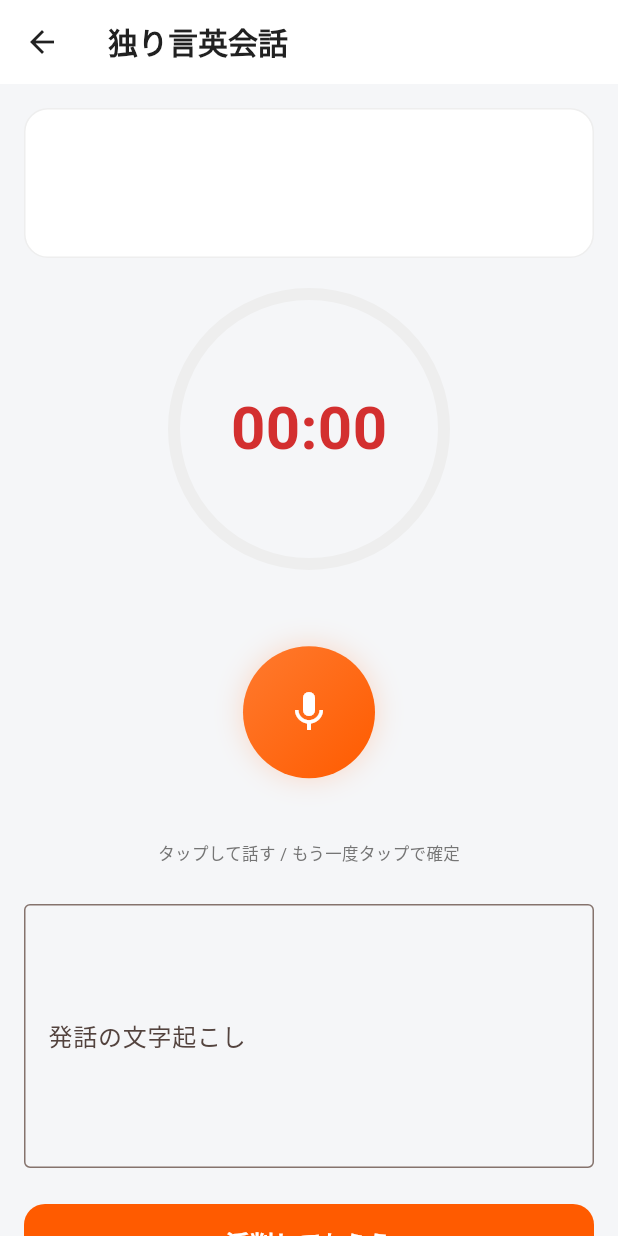
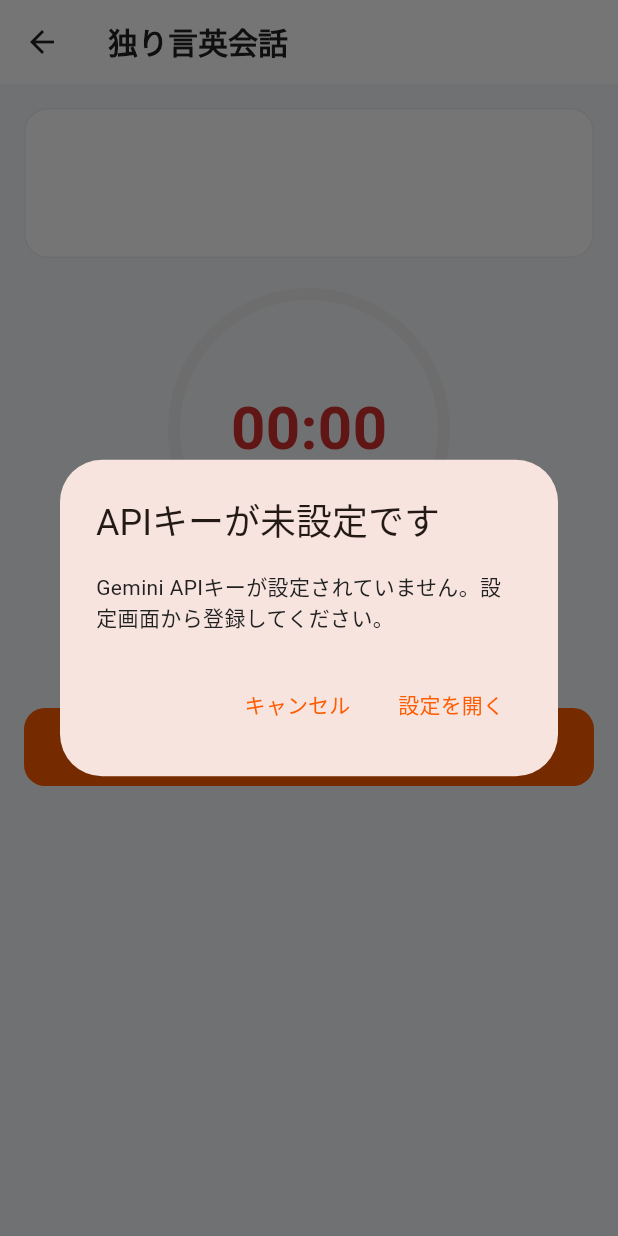
Before and after one commit to s19514tt/pj-walter, a Flutter app: the MonologueSpeakScreen screen opened directly with empty values, after a tap on "添削してもらう", on a phone screen of 412 x 824 dp. Run offline on Flutter 3.47's test engine with Material 3 defaults, Android fonts, the phone set to English and light mode, and no system bars; our stand-ins replace fl_chart, flutter_secure_storage, hive, hive_flutter, speech_to_text; missing offline and left inert: record; accounts and stored records are empty.

Commit message:
スピーキングUXを1ボタン化（録音自動開始・停止＝採点/添削）
- 問題/お題の表示と同時に録音を自動開始（開始ボタン廃止）
- 操作は「停止して答え合わせ」「停止して添削」の1ボタンのみ。
  押下（または時間切れ）で聞き取り終了→文字起こし→採点/添削まで一直線
- 独り言英会話も時間切れで必ず文字起こし→添削まで自動実行
- マイクボタン・編集用入力欄・部分認識テキスト表示を削除。
  録音中は明滅する非操作インジケーターのみ表示し、聞き取り失敗時だけ
  「録り直す」導線を出す

Co-Authored-By: Claude Opus 5 <noreply@anthropic.com>

```diff
--- a/lib/screens/monologue/monologue_speak_screen.dart
+++ b/lib/screens/monologue/monologue_speak_screen.dart
@@ -12,7 +12,7 @@ import '../../services/settings_service.dart';
 import '../../services/speech_input_service.dart';
 import '../../theme/app_theme.dart';
 import '../../utils/app_route.dart';
-import '../../widgets/mic_button.dart';
+import '../../widgets/recording_indicator.dart';
 import '../../widgets/primary_button.dart';
 import '../settings_screen.dart';
 import 'monologue_feedback_screen.dart';
@@ -33,11 +33,12 @@ const _urgentRatio = 0.2;
 
 /// 独り言英会話のスピーキング画面。
 ///
-/// お題を表示し、「話し始める」で[SpeechInputService]による音声入力と
-/// カウントダウンを開始する。時間切れ、または「終了する」ボタンで音声入力を
-/// 止め、得られた文字起こしを編集可能なTextFieldに表示する。
-/// 「添削してもらう」でGeminiにフィードバックさせ、結果を保存したうえで
-/// [MonologueFeedbackScreen]へ進む。
+/// お題表示と同時に[SpeechInputService]による音声入力とカウントダウンを
+/// 自動で開始する。画面の要素はお題・残り時間・「添削してもらう」ボタン
+/// 1つだけで、録音停止＝添削：ボタン一押し（または時間切れ）で聞き取り終了→
+/// 文字起こし→Geminiフィードバックまで一気に行い、結果を保存したうえで
+/// [MonologueFeedbackScreen]へ進む。編集用の入力欄は無い。
+/// 聞き取りに失敗した場合のみ「録り直す」導線を出す。
 class MonologueSpeakScreen extends StatefulWidget {
   const MonologueSpeakScreen({
     super.key,
@@ -61,13 +62,14 @@ class MonologueSpeakScreen extends StatefulWidget {
 
 class _MonologueSpeakScreenState extends State<MonologueSpeakScreen> {
   late final SpeechInputService _speechInput;
-  final _transcriptController = TextEditingController();
 
   Timer? _timer;
   late int _secondsLeft;
   bool _recording = false;
   bool _processingSpeech = false;
-  String _partialText = '';
+
+  /// 録音停止時に確定した文字起こし。停止＝添削に直結するため編集UIは持たない。
+  String _transcript = '';
   bool _grading = false;
 
   @override
@@ -80,21 +82,26 @@ class _MonologueSpeakScreenState extends State<MonologueSpeakScreen> {
           settingsService: context.read<SettingsService>(),
           geminiService: context.read<GeminiService>(),
         );
+    // お題表示と同時に音声入力とカウントダウンを自動開始する。
+    // SnackBar表示にScaffoldが必要なため初回フレーム後に行う。
+    WidgetsBinding.instance.addPostFrameCallback((_) => _startRecording());
   }
 
   @override
   void dispose() {
     _timer?.cancel();
-    _transcriptController.dispose();
     _speechInput.dispose();
     super.dispose();
   }
 
   Future<void> _startRecording() async {
-    setState(() => _partialText = '');
+    if (!mounted || _recording) return;
+    // 録り直し＝新しいテイクなので、前回の文字起こしはクリアする。
+    setState(() => _transcript = '');
     try {
+      // 部分認識テキストは表示しない（画面はお題・残り時間・停止ボタンのみ）
       await _speechInput.start(
-        onPartial: (text) => setState(() => _partialText = text),
+        onPartial: (_) {},
         listenFor: Duration(seconds: widget.seconds) + _listenBuffer,
         pauseFor: _pauseFor,
       );
@@ -114,11 +121,23 @@ class _MonologueSpeakScreenState extends State<MonologueSpeakScreen> {
       if (_secondsLeft <= 1) {
         timer.cancel();
         setState(() => _secondsLeft = 0);
-        _stopRecording();
+        _handleTimeUp();
         return;
       }
       setState(() => _secondsLeft--);
     });
+  }
+
+  /// 時間切れ処理。
+  ///
+  /// ボタン操作なしでも必ず聞き取り終了（文字起こし）まで行い、そのまま
+  /// 添削へ進む。「添削してもらう」押下による処理が既に走っている場合は
+  /// そちらに任せる（二重停止・二重添削を防ぐ）。
+  Future<void> _handleTimeUp() async {
+    if (_grading || _processingSpeech) return;
+    await _stopRecording();
+    if (!mounted) return;
+    await _submit();
   }
 
   Future<void> _stopRecording() async {
@@ -131,10 +150,7 @@ class _MonologueSpeakScreenState extends State<MonologueSpeakScreen> {
     try {
       final text = await _speechInput.stop();
       if (!mounted) return;
-      setState(() {
-        _transcriptController.text = text;
-        _partialText = '';
-      });
+      setState(() => _transcript = text);
     } on SpeechInputException catch (e) {
       _showSnack(e.message);
     } on GeminiException catch (e) {
@@ -153,13 +169,25 @@ class _MonologueSpeakScreenState extends State<MonologueSpeakScreen> {
 
   Future<void> _submit() async {
     // SnackBarの「再試行」から画面破棄後・添削中に呼ばれる可能性があるためガード
-    if (!mounted || _grading) return;
-    final transcript = _transcriptController.text.trim();
-    if (transcript.isEmpty) return;
+    if (!mounted || _grading || _processingSpeech) return;
 
     final settings = context.read<SettingsService>();
     if (!settings.hasApiKey) {
+      // 録音は止めずにダイアログを出す（キー設定後にそのまま続行できる）
       _showApiKeyDialog();
+      return;
+    }
+
+    // 録音中なら「添削してもらう」一押しで聞き取り終了→文字起こしまで行い、
+    // そのまま添削に進む。
+    if (_recording) {
+      await _stopRecording();
+      if (!mounted) return;
+    }
+
+    final transcript = _transcript.trim();
+    if (transcript.isEmpty) {
+      _showSnack('発話を聞き取れませんでした。「録り直す」からもう一度話してください。');
       return;
     }
 
@@ -325,50 +353,35 @@ class _MonologueSpeakScreenState extends State<MonologueSpeakScreen> {
               ),
             ),
             const SizedBox(height: 24),
+            // 操作ボタンは下部の「添削してもらう」1つだけ（録音停止＝添削）。
+            // ここは録音状態の表示のみ：録音中はインジケーター、文字起こし中は
+            // スピナー、失敗して録音が止まっている時だけ録り直しの導線を出す。
             Center(
-              child: Column(
-                children: [
-                  MicButton(
-                    recording: _recording,
-                    processing: _processingSpeech,
-                    onTap: _recording ? _stopRecording : _startRecording,
-                  ),
-                  const SizedBox(height: 12),
-                  const Text(
-                    'タップして話す / もう一度タップで確定',
-                    style: TextStyle(
-                      fontSize: 11,
-                      color: AppColors.textSecondary,
+              child: _processingSpeech
+                  ? const Padding(
+                      padding: EdgeInsets.symmetric(vertical: 12),
+                      child: SizedBox(
+                        width: 24,
+                        height: 24,
+                        child: CircularProgressIndicator(strokeWidth: 3),
+                      ),
+                    )
+                  : _recording
+                  ? const RecordingIndicator()
+                  : TextButton.icon(
+                      onPressed: _startRecording,
+                      icon: const Icon(Icons.mic),
+                      label: const Text('録り直す'),
                     ),
-                  ),
-                ],
-              ),
-            ),
-            if (_recording || _partialText.isNotEmpty) ...[
-              const SizedBox(height: 12),
-              Center(
-                child: Text(
-                  _partialText.isEmpty ? '聞き取り中…' : _partialText,
-                  style: const TextStyle(color: AppColors.textSecondary),
-                  textAlign: TextAlign.center,
-                ),
-              ),
-            ],
-            const SizedBox(height: 24),
-            TextField(
-              controller: _transcriptController,
-              maxLines: 6,
-              decoration: const InputDecoration(
-                labelText: '発話の文字起こし',
-                hintText: '音声認識結果が表示されます。直接編集もできます',
-                border: OutlineInputBorder(),
-              ),
             ),
             const SizedBox(height: 24),
             PrimaryButton(
-              label: '添削してもらう',
+              // 録音中は「停止＝添削」であることをラベルでも明示する
+              label: _recording ? '停止して添削' : '添削してもらう',
               onPressed: _submit,
-              loading: _grading,
+              // 文字起こし（_processingSpeech）→添削（_grading）まで一続きの
+              // 処理として、ボタンはその間ずっとローディング表示にする。
+              loading: _grading || _processingSpeech,
             ),
           ],
         ),
--- a/lib/services/gemini_service.dart
+++ b/lib/services/gemini_service.dart
@@ -166,7 +166,7 @@ class GeminiService {
     // 聞き取れなかった場合は空文字が返る（プロンプトでそう指示している）。
     // 空のまま入力欄に反映すると理由が分からないため、明示的に案内する。
     if (text.isEmpty) {
-      throw GeminiException('音声を聞き取れませんでした。もう一度話すか、手入力してください。');
+      throw GeminiException('音声を聞き取れませんでした。もう一度お試しください。');
     }
     return text;
   }
--- a/lib/services/speech_input_service.dart
+++ b/lib/services/speech_input_service.dart
@@ -11,8 +11,8 @@ import 'settings_service.dart';
 
 /// 音声入力（マイク権限・音声認識）に失敗した際に投げられる例外。
 ///
-/// [message]はUIにそのまま表示できる日本語文言。呼び出し側は必ず
-/// 手入力フォールバックを用意すること。
+/// [message]はUIにそのまま表示できる日本語文言。呼び出し側は録り直し等の
+/// リカバリー導線を用意すること。
 class SpeechInputException implements Exception {
   SpeechInputException(this.message);
 
@@ -96,14 +96,14 @@ class DeviceSpeechInputService implements SpeechInputService {
         ok = false;
       }
       if (!ok) {
-        throw SpeechInputException('端末の音声認識を利用できません。手入力してください。');
+        throw SpeechInputException('端末の音声認識を利用できません。');
       }
       _initialized = true;
     }
 
     final hasPermission = await _speech.hasPermission;
     if (!hasPermission) {
-      throw SpeechInputException('マイクの権限が許可されていません。手入力してください。');
+      throw SpeechInputException('マイクの権限が許可されていません。設定でマイクを許可してください。');
     }
 
     _lastWords = '';
@@ -197,7 +197,7 @@ class GeminiSpeechInputService implements SpeechInputService {
     // listenFor/pauseForはdevice方式専用のオプションのためここでは使わない。
     final granted = await _recorder.hasPermission();
     if (!granted) {
-      throw SpeechInputException('マイクの権限が許可されていません。手入力してください。');
+      throw SpeechInputException('マイクの権限が許可されていません。設定でマイクを許可してください。');
     }
 
     final bytesBuilder = BytesBuilder(copy: false);
@@ -253,7 +253,7 @@ class GeminiSpeechInputService implements SpeechInputService {
     final pcmData = _bytesBuilder?.takeBytes();
     _bytesBuilder = null;
     if (pcmData == null || pcmData.isEmpty) {
-      throw SpeechInputException('録音データを取得できませんでした。手入力してください。');
+      throw SpeechInputException('録音データを取得できませんでした。もう一度お試しください。');
     }
 
     // 実際の録音フォーマットを16kHzモノラルに揃えてからWAVヘッダーを付ける。
@@ -265,7 +265,7 @@ class GeminiSpeechInputService implements SpeechInputService {
       targetSampleRate: _sampleRate,
     );
     if (normalized.isEmpty) {
-      throw SpeechInputException('録音データを取得できませんでした。手入力してください。');
+      throw SpeechInputException('録音データを取得できませんでした。もう一度お試しください。');
     }
 
     final wavBytes = buildWavBytes(
--- a/lib/widgets/mic_button.dart
+++ /dev/null
@@ -1,138 +0,0 @@
-import 'package:flutter/material.dart';
-
-import '../theme/app_theme.dart';
-
-/// ドリル・独り言共通のマイク操作ボタン。
-///
-/// 未録音時はprimaryGradient背景＋オレンジの影。録音中は外側に広がる
-/// 半透明オレンジのパルスリングを繰り返しアニメーションさせ、
-/// アイコンをstopに切り替える。処理中はローディングインジケーターを表示する。
-class MicButton extends StatefulWidget {
-  const MicButton({
-    super.key,
-    required this.recording,
-    required this.processing,
-    required this.onTap,
-    this.size = 88,
-  });
-
-  /// 録音中かどうか
-  final bool recording;
-
-  /// 音声認識/文字起こし処理中かどうか（trueの間はタップ不可）
-  final bool processing;
-
-  /// タップ時のコールバック
-  final VoidCallback? onTap;
-
-  /// ボタン本体の直径
-  final double size;
-
-  @override
-  State<MicButton> createState() => _MicButtonState();
-}
-
-class _MicButtonState extends State<MicButton>
-    with SingleTickerProviderStateMixin {
-  late final AnimationController _pulseController;
-
-  @override
-  void initState() {
-    super.initState();
-    _pulseController = AnimationController(
-      vsync: this,
-      duration: const Duration(milliseconds: 1200),
-    );
-    if (widget.recording) _pulseController.repeat();
-  }
-
-  @override
-  void didUpdateWidget(covariant MicButton oldWidget) {
-    super.didUpdateWidget(oldWidget);
-    if (widget.recording && !_pulseController.isAnimating) {
-      _pulseController.repeat();
-    } else if (!widget.recording && _pulseController.isAnimating) {
-      _pulseController.stop();
-      _pulseController.reset();
-    }
-  }
-
-  @override
-  void dispose() {
-    _pulseController.dispose();
-    super.dispose();
-  }
-
-  @override
-  Widget build(BuildContext context) {
-    final pulseSize = widget.size * 1.7;
-    return SizedBox(
-      width: pulseSize,
-      height: pulseSize,
-      child: Stack(
-        alignment: Alignment.center,
-        children: [
-          if (widget.recording)
-            AnimatedBuilder(
-              animation: _pulseController,
-              builder: (context, child) {
-                final t = _pulseController.value;
-                return Opacity(
-                  opacity: (1 - t) * 0.35,
-                  child: Container(
-                    width: widget.size + (pulseSize - widget.size) * t,
-                    height: widget.size + (pulseSize - widget.size) * t,
-                    decoration: const BoxDecoration(
-                      color: AppColors.primary,
-                      shape: BoxShape.circle,
-                    ),
-                  ),
-                );
-              },
-            ),
-          Container(
-            width: widget.size,
-            height: widget.size,
-            decoration: BoxDecoration(
-              shape: BoxShape.circle,
-              color: widget.recording ? AppColors.error : null,
-              gradient: widget.recording ? null : AppColors.primaryGradient,
-              boxShadow: widget.recording
-                  ? null
-                  : [
-                      BoxShadow(
-                        color: AppColors.primary.withValues(alpha: 0.2),
-                        blurRadius: 16,
-                      ),
-                    ],
-            ),
-            child: Material(
-              color: Colors.transparent,
-              shape: const CircleBorder(),
-              child: InkWell(
-                onTap: widget.processing ? null : widget.onTap,
-                customBorder: const CircleBorder(),
-                child: Center(
-                  child: widget.processing
-                      ? const SizedBox(
-                          width: 32,
-                          height: 32,
-                          child: CircularProgressIndicator(
-                            color: Colors.white,
-                            strokeWidth: 3,
-                          ),
-                        )
-                      : Icon(
-                          widget.recording ? Icons.stop : Icons.mic,
-                          color: Colors.white,
-                          size: 32,
-                        ),
-                ),
-              ),
-            ),
-          ),
-        ],
-      ),
-    );
-  }
-}
--- /dev/null
+++ b/lib/widgets/recording_indicator.dart
@@ -0,0 +1,64 @@
+import 'package:flutter/material.dart';
+
+import '../theme/app_theme.dart';
+
+/// 録音中であることを示す非操作のインジケーター。
+///
+/// 赤いドットを明滅させて「聞き取り中」を伝えるだけで、ボタンではない。
+/// 録音の確定（聞き取り終了→文字起こし→採点/添削）は各画面のCTAボタン
+/// 1つに一本化されているため、停止用の操作をここには置かない。
+class RecordingIndicator extends StatefulWidget {
+  const RecordingIndicator({super.key});
+
+  @override
+  State<RecordingIndicator> createState() => _RecordingIndicatorState();
+}
+
+class _RecordingIndicatorState extends State<RecordingIndicator>
+    with SingleTickerProviderStateMixin {
+  late final AnimationController _controller;
+
+  @override
+  void initState() {
+    super.initState();
+    _controller = AnimationController(
+      vsync: this,
+      duration: const Duration(milliseconds: 900),
+    )..repeat(reverse: true);
+  }
+
+  @override
+  void dispose() {
+    _controller.dispose();
+    super.dispose();
+  }
+
+  @override
+  Widget build(BuildContext context) {
+    return Row(
+      mainAxisSize: MainAxisSize.min,
+      children: [
+        FadeTransition(
+          opacity: Tween<double>(begin: 0.25, end: 1).animate(_controller),
+          child: Container(
+            width: 12,
+            height: 12,
+            decoration: const BoxDecoration(
+              color: AppColors.error,
+              shape: BoxShape.circle,
+            ),
+          ),
+        ),
+        const SizedBox(width: 8),
+        const Text(
+          '聞き取り中',
+          style: TextStyle(
+            fontSize: 14,
+            fontWeight: FontWeight.bold,
+            color: AppColors.textSecondary,
+          ),
+        ),
+      ],
+    );
+  }
+}
```
Also changed, not shown: lib/screens/composition/drill_screen.dart (+81 -63 lines), 2 other files.
